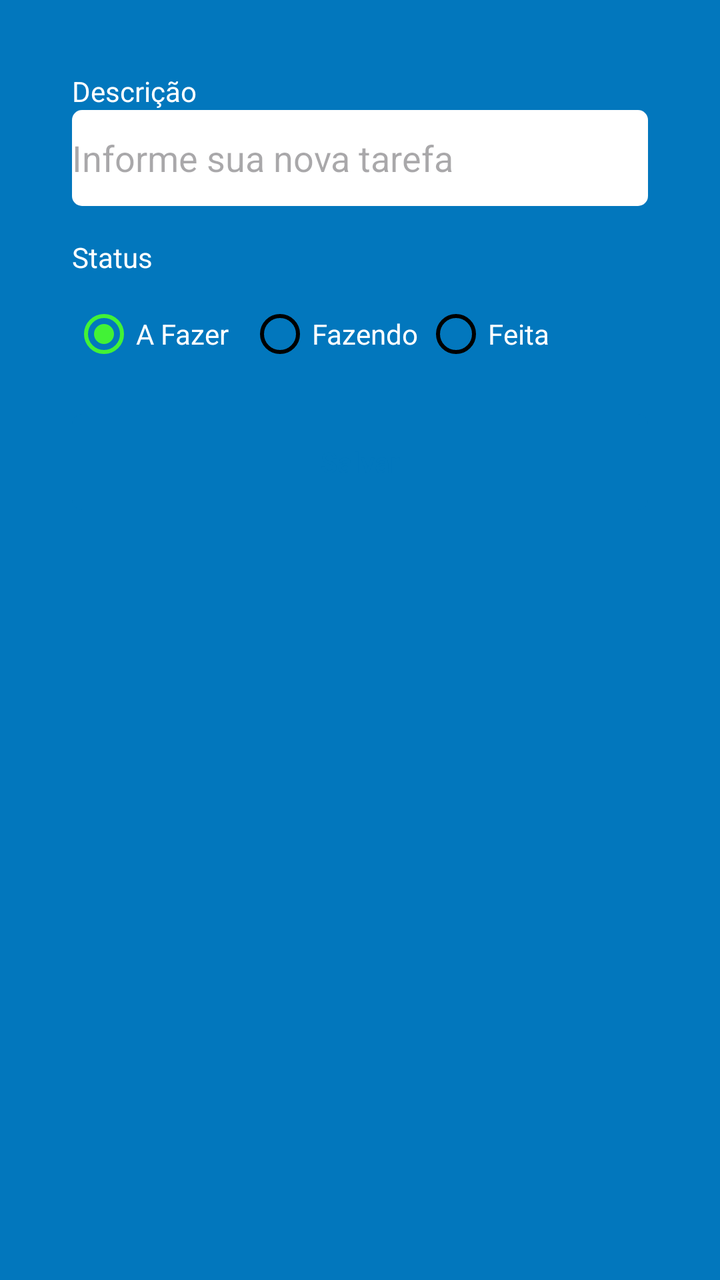
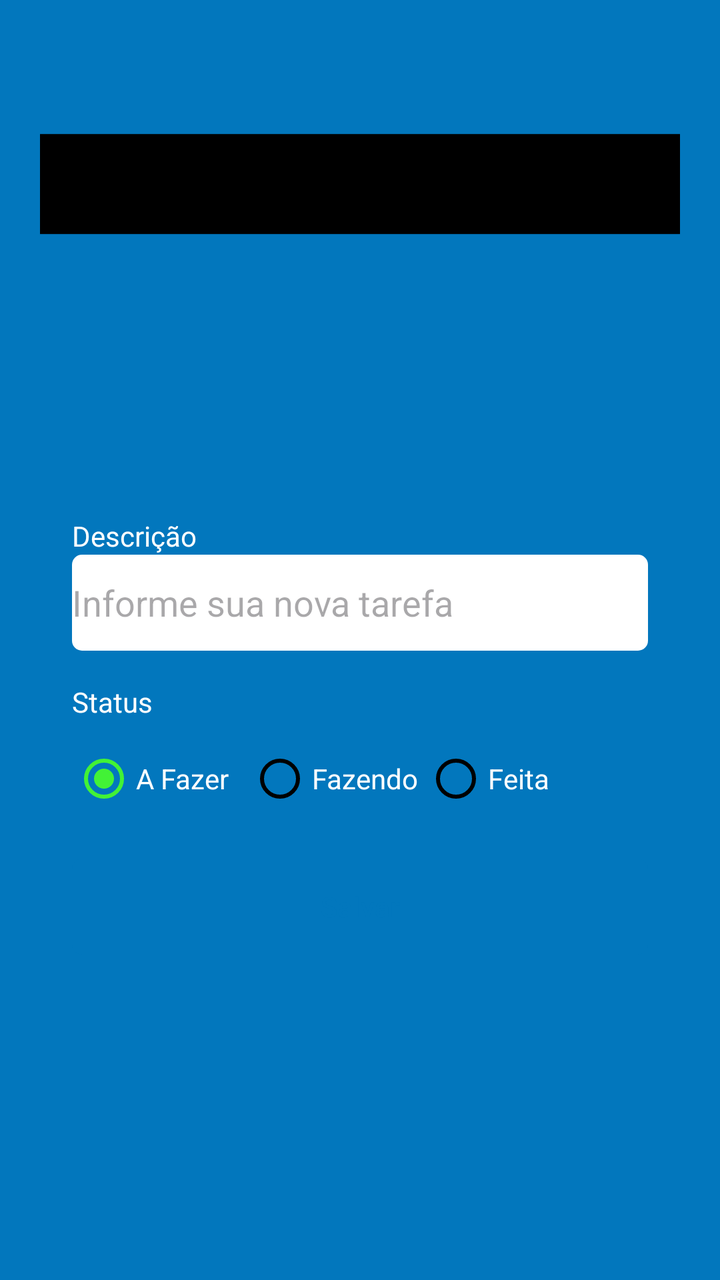

An Android layout rendered at two revisions. The XML below is the earlier revision; the diff shows what the commit changed to produce the second picture.
<!-- AndroidManifest.xml: application theme Theme.Atividade1 -->
<!-- res/layout/fragment_form_task.xml -->
<?xml version="1.0" encoding="utf-8"?>
<ScrollView
    xmlns:android="http://schemas.android.com/apk/res/android"
    xmlns:tools="http://schemas.android.com/tools"
    android:layout_width="match_parent"
    android:layout_height="match_parent"
    xmlns:app="http://schemas.android.com/apk/res-auto"
    tools:context="ui.FormTaskFragment"
    android:padding="20dp"
    android:fillViewport="true">

<androidx.constraintlayout.widget.ConstraintLayout
    android:layout_width="match_parent"
    android:layout_height="match_parent"
    android:padding="16dp">

    <TextView
        android:id="@+id/textView"
        android:layout_width="wrap_content"
        android:layout_height="wrap_content"
        android:text="Descrição"
        android:textColor="@color/white"
        app:layout_constraintStart_toStartOf="parent"
        app:layout_constraintTop_toTopOf="parent" />

    <EditText
        android:id="@+id/editTextDescricao"
        android:layout_width="match_parent"
        android:layout_height="48dp"
        android:background="@drawable/bg_edit_text"
        android:hint="Informe sua nova tarefa"
        app:layout_constraintEnd_toEndOf="parent"
        app:layout_constraintStart_toStartOf="parent"
        app:layout_constraintTop_toBottomOf="@+id/textView"/>
    <TextView
        android:id="@+id/textViewStatus"
        android:layout_width="wrap_content"
        android:layout_height="wrap_content"
        android:layout_marginTop="16dp"
        android:text="Status"
        android:textColor="@color/white"
        app:layout_constraintStart_toStartOf="parent"
        app:layout_constraintTop_toBottomOf="@+id/editTextDescricao" />
    <RadioGroup
        android:layout_width="match_parent"
        android:layout_height="wrap_content"
        android:layout_marginTop="5dp"
        android:orientation="horizontal"
        android:id="@+id/radioGroup"
        app:layout_constraintEnd_toEndOf="parent"
        app:layout_constraintStart_toStartOf="parent"
        app:layout_constraintTop_toBottomOf="@id/textViewStatus">
        <RadioButton
            android:layout_width="88dp"
            android:layout_height="48dp"
            android:id="@+id/rbTodo"
            android:text="A Fazer"
            android:checked="true"
            android:theme="@style/MyRadioButton"
            android:textColor="@color/white"/>
        <RadioButton
            android:layout_width="88dp"
            android:layout_height="48dp"
            android:buttonTint="@color/black"
            android:id="@+id/rbDoing"
            android:text="Fazendo"
            android:theme="@style/MyRadioButton"
            android:textColor="@color/white"/>
        <RadioButton
            android:layout_width="88dp"
            android:layout_height="48dp"
            android:buttonTint="@color/black"
            android:id="@+id/rbDone"
            android:text="Feita"
            android:theme="@style/MyRadioButton"
            android:textColor="@color/white"/>
    </RadioGroup>

    <com.google.android.material.button.MaterialButton
        android:id="@+id/buttonSave"
        android:layout_width="match_parent"
        android:layout_height="wrap_content"
        android:layout_marginTop="16dp"
        android:background="@drawable/bg_btn"
        android:text="Salvar"
        android:textAllCaps="false"
        android:textColor="@color/color_default"
        android:backgroundTint="@null"
        app:layout_editor_absoluteX="16dp"
        app:layout_editor_absoluteY="221dp"
        app:layout_constraintEnd_toEndOf="parent"
        app:layout_constraintStart_toStartOf="parent"
        app:layout_constraintTop_toBottomOf="@+id/radioGroup"/>

    <ProgressBar
        android:layout_width="wrap_content"
        android:layout_height="wrap_content"
        android:id="@+id/progressBar"
        android:layout_marginTop="8dp"
        android:layout_gravity="center"
        android:indeterminateTint="@color/white"
        android:visibility="invisible"
        tools:layout_editor_absoluteX="152dp"
        tools:layout_editor_absoluteY="278dp"
        tools:visibility="visible"
        app:layout_constraintEnd_toEndOf="parent"
        app:layout_constraintStart_toStartOf="parent"
        app:layout_constraintTop_toBottomOf="@+id/buttonSave"/>

</androidx.constraintlayout.widget.ConstraintLayout>
</ScrollView>
<!-- resources referenced by this layout -->
<resources>
  <color name="black">#FF000000</color>
  <color name="color_default">#0277BD</color>
  <color name="white">#FFFFFFFF</color>
  <!-- drawable bg_btn (drawable) -->
  <?xml version="1.0" encoding="utf-8"?>
  <shape xmlns:android="http://schemas.android.com/apk/res/android"
      android:shape="rectangle">
  
      <solid android:color="@color/white"/>
      <corners android:radius="5dp"/>
  
  </shape>
  <!-- drawable bg_edit_text (drawable) -->
  <?xml version="1.0" encoding="utf-8"?>
  <shape xmlns:android="http://schemas.android.com/apk/res/android"
      android:shape="rectangle">
  
      <solid android:color="@color/white"/>
      <corners android:radius="5dp"/>
  
  </shape>
  <style name="MyRadioButton" parent="Theme.AppCompat.Light">
          <item name="colorControlNormal">@color/black</item>
          <item name="colorControlActivated">@color/green</item>
      </style>
  <style name="Theme.Atividade1" parent="Base.Theme.Atividade1" />
  <color name="green">#42F236</color>
  <style name="Base.Theme.Atividade1" parent="Theme.Material3.DayNight.NoActionBar">
          
          
          <item name="colorPrimary">@color/color_default</item>
          <item name="colorPrimaryVariant">@color/color_default</item>
          <item name="android:windowBackground">@color/color_default</item>
      </style>
</resources>

<!-- the commit's change to res/layout/fragment_form_task.xml (unified diff, before → after) -->
@@ -8,104 +8,126 @@
     tools:context="ui.FormTaskFragment"
     android:padding="20dp"
     android:fillViewport="true">
-
-<androidx.constraintlayout.widget.ConstraintLayout
-    android:layout_width="match_parent"
-    android:layout_height="match_parent"
-    android:padding="16dp">
-
-    <TextView
-        android:id="@+id/textView"
-        android:layout_width="wrap_content"
-        android:layout_height="wrap_content"
-        android:text="Descrição"
-        android:textColor="@color/white"
-        app:layout_constraintStart_toStartOf="parent"
-        app:layout_constraintTop_toTopOf="parent" />
-
-    <EditText
-        android:id="@+id/editTextDescricao"
-        android:layout_width="match_parent"
-        android:layout_height="48dp"
-        android:background="@drawable/bg_edit_text"
-        android:hint="Informe sua nova tarefa"
-        app:layout_constraintEnd_toEndOf="parent"
-        app:layout_constraintStart_toStartOf="parent"
-        app:layout_constraintTop_toBottomOf="@+id/textView"/>
-    <TextView
-        android:id="@+id/textViewStatus"
-        android:layout_width="wrap_content"
-        android:layout_height="wrap_content"
-        android:layout_marginTop="16dp"
-        android:text="Status"
-        android:textColor="@color/white"
-        app:layout_constraintStart_toStartOf="parent"
-        app:layout_constraintTop_toBottomOf="@+id/editTextDescricao" />
-    <RadioGroup
+    <LinearLayout
         android:layout_width="match_parent"
         android:layout_height="wrap_content"
-        android:layout_marginTop="5dp"
-        android:orientation="horizontal"
-        android:id="@+id/radioGroup"
-        app:layout_constraintEnd_toEndOf="parent"
-        app:layout_constraintStart_toStartOf="parent"
-        app:layout_constraintTop_toBottomOf="@id/textViewStatus">
-        <RadioButton
-            android:layout_width="88dp"
-            android:layout_height="48dp"
-            android:id="@+id/rbTodo"
-            android:text="A Fazer"
-            android:checked="true"
-            android:theme="@style/MyRadioButton"
-            android:textColor="@color/white"/>
-        <RadioButton
-            android:layout_width="88dp"
-            android:layout_height="48dp"
-            android:buttonTint="@color/black"
-            android:id="@+id/rbDoing"
-            android:text="Fazendo"
-            android:theme="@style/MyRadioButton"
-            android:textColor="@color/white"/>
-        <RadioButton
-            android:layout_width="88dp"
-            android:layout_height="48dp"
-            android:buttonTint="@color/black"
-            android:id="@+id/rbDone"
-            android:text="Feita"
-            android:theme="@style/MyRadioButton"
-            android:textColor="@color/white"/>
-    </RadioGroup>
+        android:orientation="vertical">
 
-    <com.google.android.material.button.MaterialButton
-        android:id="@+id/buttonSave"
-        android:layout_width="match_parent"
-        android:layout_height="wrap_content"
-        android:layout_marginTop="16dp"
-        android:background="@drawable/bg_btn"
-        android:text="Salvar"
-        android:textAllCaps="false"
-        android:textColor="@color/color_default"
-        android:backgroundTint="@null"
-        app:layout_editor_absoluteX="16dp"
-        app:layout_editor_absoluteY="221dp"
-        app:layout_constraintEnd_toEndOf="parent"
-        app:layout_constraintStart_toStartOf="parent"
-        app:layout_constraintTop_toBottomOf="@+id/radioGroup"/>
+        <com.google.android.material.appbar.MaterialToolbar
+            android:layout_width="match_parent"
+            android:layout_height="wrap_content"
+            android:id="@+id/toolbar"
+            app:navigationIcon="@drawable/icback"
+            android:paddingTop="40dp">
 
-    <ProgressBar
-        android:layout_width="wrap_content"
-        android:layout_height="wrap_content"
-        android:id="@+id/progressBar"
-        android:layout_marginTop="8dp"
-        android:layout_gravity="center"
-        android:indeterminateTint="@color/white"
-        android:visibility="invisible"
-        tools:layout_editor_absoluteX="152dp"
-        tools:layout_editor_absoluteY="278dp"
-        tools:visibility="visible"
-        app:layout_constraintEnd_toEndOf="parent"
-        app:layout_constraintStart_toStartOf="parent"
-        app:layout_constraintTop_toBottomOf="@+id/buttonSave"/>
+            <TextView
+                android:layout_width="wrap_content"
+                android:layout_height="wrap_content"
+                android:text="Nova Tarefa"
+                android:textColor="@color/white"
+                android:layout_gravity="center_horizontal"/>
 
-</androidx.constraintlayout.widget.ConstraintLayout>
+        </com.google.android.material.appbar.MaterialToolbar>
+
+        <androidx.constraintlayout.widget.ConstraintLayout
+            android:layout_width="match_parent"
+            android:layout_height="match_parent"
+            android:padding="16dp">
+
+            <TextView
+                android:id="@+id/textView"
+                android:layout_width="wrap_content"
+                android:layout_height="wrap_content"
+                android:text="Descrição"
+                android:textColor="@color/white"
+                app:layout_constraintStart_toStartOf="parent"
+                app:layout_constraintTop_toTopOf="parent" />
+
+            <EditText
+                android:id="@+id/editTextDescricao"
+                android:layout_width="match_parent"
+                android:layout_height="48dp"
+                android:background="@drawable/bg_edit_text"
+                android:hint="Informe sua nova tarefa"
+                app:layout_constraintEnd_toEndOf="parent"
+                app:layout_constraintStart_toStartOf="parent"
+                app:layout_constraintTop_toBottomOf="@+id/textView"/>
+            <TextView
+                android:id="@+id/textViewStatus"
+                android:layout_width="wrap_content"
+                android:layout_height="wrap_content"
+                android:layout_marginTop="16dp"
+                android:text="Status"
+                android:textColor="@color/white"
+                app:layout_constraintStart_toStartOf="parent"
+                app:layout_constraintTop_toBottomOf="@+id/editTextDescricao" />
+            <RadioGroup
+                android:layout_width="match_parent"
+                android:layout_height="wrap_content"
+                android:layout_marginTop="5dp"
+                android:orientation="horizontal"
+                android:id="@+id/radioGroup"
+                app:layout_constraintEnd_toEndOf="parent"
+                app:layout_constraintStart_toStartOf="parent"
+                app:layout_constraintTop_toBottomOf="@id/textViewStatus">
+                <RadioButton
+                    android:layout_width="88dp"
+                    android:layout_height="48dp"
+                    android:id="@+id/rbTodo"
+                    android:text="A Fazer"
+                    android:checked="true"
+                    android:theme="@style/MyRadioButton"
+                    android:textColor="@color/white"/>
+                <RadioButton
+                    android:layout_width="88dp"
+                    android:layout_height="48dp"
+                    android:buttonTint="@color/black"
+                    android:id="@+id/rbDoing"
+                    android:text="Fazendo"
+                    android:theme="@style/MyRadioButton"
+                    android:textColor="@color/white"/>
+                <RadioButton
+                    android:layout_width="88dp"
+                    android:layout_height="48dp"
+                    android:buttonTint="@color/black"
+                    android:id="@+id/rbDone"
+                    android:text="Feita"
+                    android:theme="@style/MyRadioButton"
+                    android:textColor="@color/white"/>
+            </RadioGroup>
+
+            <com.google.android.material.button.MaterialButton
+                android:id="@+id/buttonSave"
+                android:layout_width="match_parent"
+                android:layout_height="wrap_content"
+                android:layout_marginTop="16dp"
+                android:background="@drawable/bg_btn"
+                android:text="Salvar"
+                android:textAllCaps="false"
+                android:textColor="@color/color_default"
+                android:backgroundTint="@null"
+                app:layout_editor_absoluteX="16dp"
+                app:layout_editor_absoluteY="221dp"
+                app:layout_constraintEnd_toEndOf="parent"
+                app:layout_constraintStart_toStartOf="parent"
+                app:layout_constraintTop_toBottomOf="@+id/radioGroup"/>
+
+            <ProgressBar
+                android:layout_width="wrap_content"
+                android:layout_height="wrap_content"
+                android:id="@+id/progressBar"
+                android:layout_marginTop="8dp"
+                android:layout_gravity="center"
+                android:indeterminateTint="@color/white"
+                android:visibility="invisible"
+                tools:layout_editor_absoluteX="152dp"
+                tools:layout_editor_absoluteY="278dp"
+                tools:visibility="visible"
+                app:layout_constraintEnd_toEndOf="parent"
+                app:layout_constraintStart_toStartOf="parent"
+                app:layout_constraintTop_toBottomOf="@+id/buttonSave"/>
+
+        </androidx.constraintlayout.widget.ConstraintLayout>
+    </LinearLayout>
+
 </ScrollView>
<!-- resource entries referenced after the edit -->
@@ -21,6 +21,19 @@
       <corners android:radius="5dp"/>
   
   </shape>
+  <!-- drawable icback (drawable) -->
+  <vector xmlns:android="http://schemas.android.com/apk/res/android"
+      android:width="800dp"
+      android:height="800dp"
+      android:viewportWidth="1024"
+      android:viewportHeight="1024">
+    <path
+        android:pathData="M224,480h640a32,32 0,1 1,0 64H224a32,32 0,0 1,0 -64z"
+        android:fillColor="#000000"/>
+    <path
+        android:pathData="m237.2,512 l265.4,265.3a32,32 0,0 1,-45.3 45.3l-288,-288a32,32 0,0 1,0 -45.3l288,-288a32,32 0,1 1,45.3 45.3L237.2,512z"
+        android:fillColor="#000000"/>
+  </vector>
   <style name="MyRadioButton" parent="Theme.AppCompat.Light">
           <item name="colorControlNormal">@color/black</item>
           <item name="colorControlActivated">@color/green</item>
